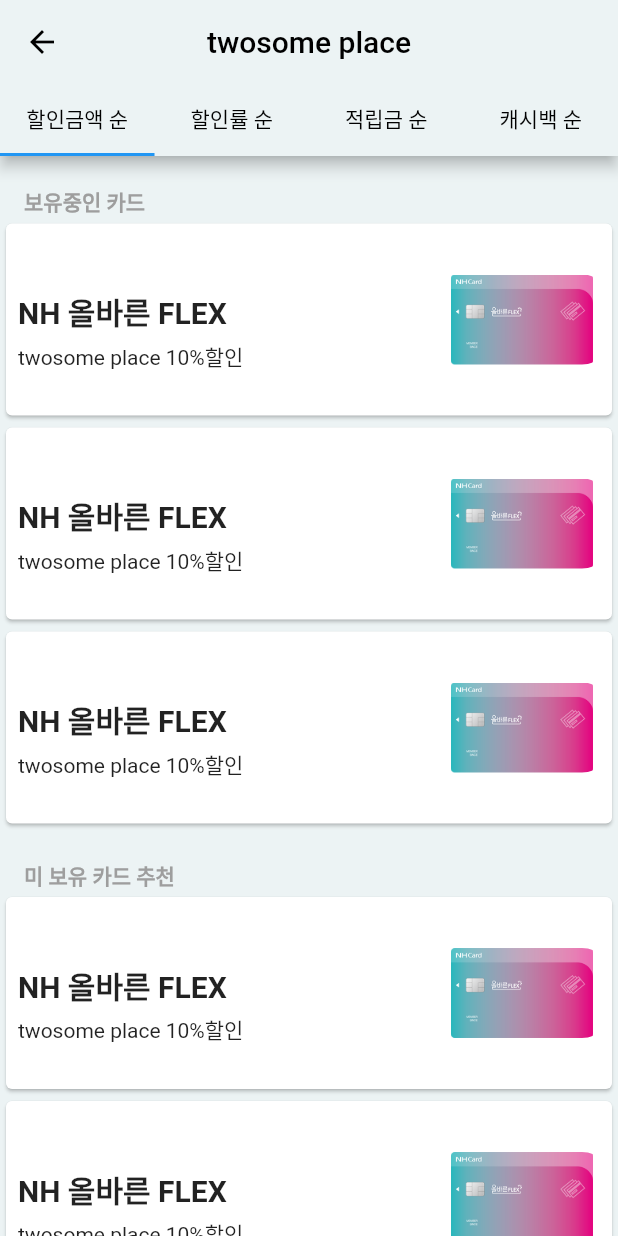
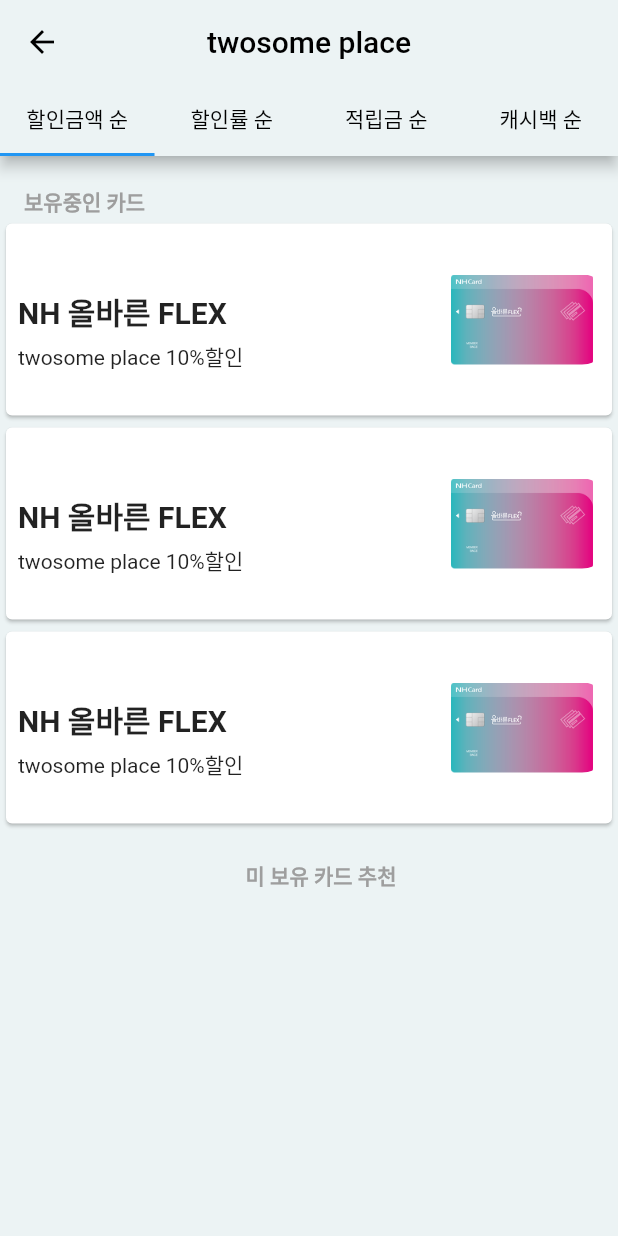
Before and after one commit to Hstone98/TTingBank, a Flutter app: the RecommendPage screen opened directly, on a phone screen of 412 x 824 dp. Run offline on Flutter 3.47's test engine with Material 2 defaults, Android fonts, the phone set to English and light mode, and no system bars; our stand-ins replace percent_indicator; missing offline and left inert: kakao_flutter_sdk, kakao_flutter_sdk_common.

Commit message:
[flutter] - 카드 추천 페이지 -> 미보유 카드 동적할당 코드 추천.
구현한 내용
- 미보유 카드 동적할당 코드 구현.

구현 필요한 내용.
- 화면 생성 시, DB에서 보유 카드, 미보유 카드 개수 가져오기.
- 미보유 카드 동적할당 코드 보고 보유 카드 동적할당 기능 구현 필요.
-

```diff
--- a/Source/Client/tting_bank/lib/view/recommend_page.dart
+++ b/Source/Client/tting_bank/lib/view/recommend_page.dart
@@ -1,7 +1,16 @@
 import 'package:flutter/material.dart';
 import 'package:tting_bank/data/img_card.dart';
 
-//카드추천 페이지
+//------------------------------------------------------------------------------------------------//
+//
+//------------------------------------------------------------------------------------------------//
+// TODO : 보유카드와 추천카드 개수는 DB에서 count 데이터 가지고 와서 설정 -> 화면 전환 시, 페이지 로드하면서 가지고 오기.
+var possessCardIndex = 0; // 보유카드 index
+var suggestCardIndex = 0; // 추천카드 index
+
+//------------------------------------------------------------------------------------------------//
+// 카드 추천 페이지
+//------------------------------------------------------------------------------------------------//
 class RecommendPage extends StatelessWidget {
   @override
   Widget build(BuildContext context) {
@@ -28,46 +37,18 @@
           ),
           centerTitle: true,
           bottom: TabBar(
-            tabs: TABS.map(
-              (e) => Tab(
+              tabs: TABS
+                  .map((e) => Tab(
                         child: Text(
-                  e.label,style: TextStyle(color: Colors.black),
+                          e.label,
+                          style: TextStyle(color: Colors.black),
                         ),
-              )
-            ).toList()
-          ),
+                      ))
+                  .toList()),
         ),
         body: SafeArea(
           child: Column(
             children: [
-              SingleChildScrollView(
-
-                child: Column(
-                   mainAxisSize: MainAxisSize.max,
-                  crossAxisAlignment: CrossAxisAlignment.start,
-                  children: [
-                    Padding(
-                padding: EdgeInsetsDirectional.fromSTEB(16, 20, 0, 0),
-                child: Text(
-                  '보유중인 카드', style: TextStyle(fontWeight: FontWeight.bold, color: Colors.grey[500],),
-                )
-              ),
-                    Card(
-                      child: Createcardinfo(
-                      ),
-                    ),
-                    Card(
-                      child: Createcardinfo(
-                      ),
-                    ),
-                    Card(
-                      child: Createcardinfo(
-                      ),
-                    ),
-                  ],
-                ),
-              ),
-
               SingleChildScrollView(
                 child: Column(
                   mainAxisSize: MainAxisSize.max,
@@ -76,28 +57,47 @@
                     Padding(
                         padding: EdgeInsetsDirectional.fromSTEB(16, 20, 0, 0),
                         child: Text(
-                  '미 보유 카드 추천', style: TextStyle(fontWeight: FontWeight.bold, color: Colors.grey[500],),
-                )
+                          '보유중인 카드',
+                          style: TextStyle(
+                            fontWeight: FontWeight.bold,
+                            color: Colors.grey[500],
+                          ),
+                        )),
+                    // TODO : 보유카드 동적으로 만들기 -> 미보유 카드 동적할당 코드 참조.
+                    Card(
+                      child: CreateCardInfo(),
                     ),
                     Card(
-                      child: Createcardinfo(
-                      ),
+                      child: CreateCardInfo(),
                     ),
                     Card(
-                      child: Createcardinfo(
-                      ),
-                    ),
-                    Card(
-                      child: Createcardinfo(
-                      ),
+                      child: CreateCardInfo(),
                     ),
                   ],
                 ),
               ),
-
-
-
-
+              SingleChildScrollView(
+                child: Column(
+                  mainAxisSize: MainAxisSize.max,
+                  crossAxisAlignment: CrossAxisAlignment.start,
+                  children: [
+                    Padding(
+                        padding: EdgeInsetsDirectional.fromSTEB(16, 20, 0, 0),
+                        child: Text(
+                          '미 보유 카드 추천',
+                          style: TextStyle(
+                            fontWeight: FontWeight.bold,
+                            color: Colors.grey[500],
+                          ),
+                        )),
+                    // TODO : 미보유 카드 추천 동적 할당 코드.
+                    for (int i = 0; i < suggestCardIndex; i++)
+                      Card(
+                        child: CreateCardInfo(),
+                      ),
+                  ],
+                ),
+              ),
             ],
           ),
         ),
@@ -106,8 +106,11 @@
   }
 }
 
-class Createcardinfo extends StatelessWidget{
-Widget build(BuildContext context){
+//------------------------------------------------------------------------------------------------//
+//
+//------------------------------------------------------------------------------------------------//
+class CreateCardInfo extends StatelessWidget {
+  Widget build(BuildContext context) {
     return Row(
       mainAxisSize: MainAxisSize.max,
       children: [
@@ -121,32 +124,30 @@
               children: [
                 Padding(
                   padding: EdgeInsetsDirectional.fromSTEB(0, 15, 0, 0),
-                    child: Text(
-                      'NH 올바른 FLEX',style: TextStyle(
-            color: Color.fromARGB(255, 255, 255, 255),)
-                    ),
+                  child: Text('NH 올바른 FLEX',
+                      style: TextStyle(
+                        color: Color.fromARGB(255, 255, 255, 255),
+                      )),
                 ),
                 Padding(
                   padding: EdgeInsetsDirectional.fromSTEB(0, 4, 0, 0),
-                    child: Text(
-                      'NH 올바른 FLEX',style: TextStyle(fontSize: 20, fontWeight: FontWeight.bold)
-                    ),
+                  child: Text('NH 올바른 FLEX',
+                      style:
+                          TextStyle(fontSize: 20, fontWeight: FontWeight.bold)),
                 ),
                 Padding(
                   padding: EdgeInsetsDirectional.fromSTEB(0, 4, 0, 0),
                   child: Text(
                     'twosome place 10%할인',
-
                   ),
                 ),
                 Padding(
                   padding: EdgeInsetsDirectional.fromSTEB(0, 4, 0, 0),
-                    child: Text(
-                      'NH 올바른 FLEX',style: TextStyle(
-            color: Color.fromARGB(255, 255, 255, 255),)
+                  child: Text('NH 올바른 FLEX',
+                      style: TextStyle(
+                        color: Color.fromARGB(255, 255, 255, 255),
+                      )),
                 ),
-                  ),
-
               ],
             ),
           ),
@@ -169,16 +170,13 @@
   }
 }
 
-
-class TabInfo{
+class TabInfo {
   final String label;
 
-  const TabInfo({
-    required this.label
-  });
+  const TabInfo({required this.label});
+}
 
-}
-const TABS= [
+const TABS = [
   TabInfo(label: '할인금액 순'),
   TabInfo(label: '할인률 순'),
   TabInfo(label: '적립금 순'),
```
Lines whose indentation alone changed are shown as unchanged.
